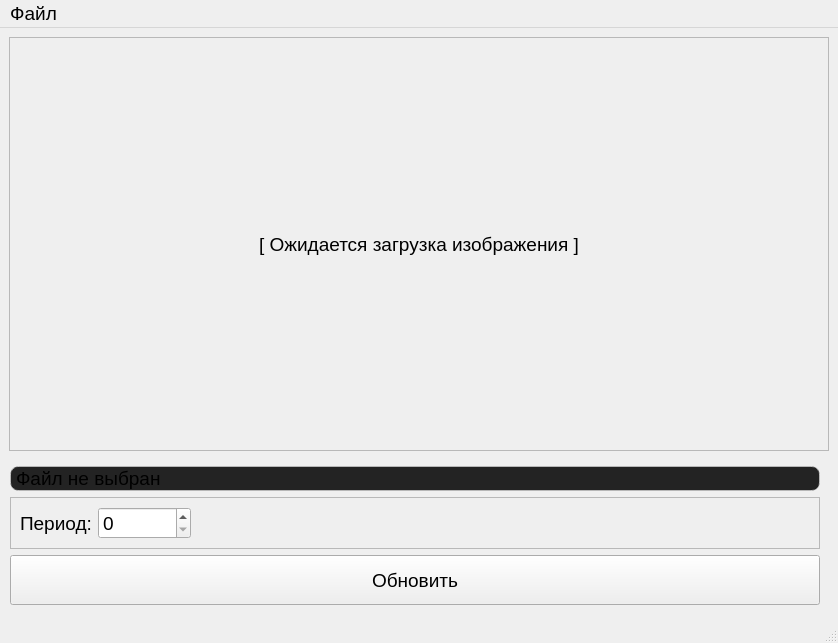
The window that MatrasPainterApp/ui/mainwindow.ui (DnevnnoiSon/MatrasPainter) describes before a commit, drawn with Qt 5.
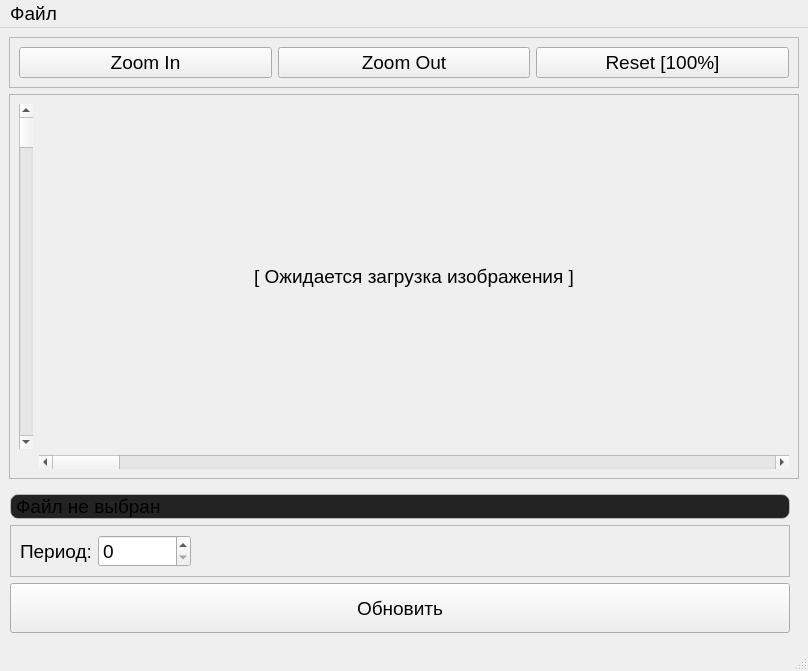
The same window after the commit.

Diff of the .ui file:
```diff
--- a/MatrasPainterApp/ui/mainwindow.ui
+++ b/MatrasPainterApp/ui/mainwindow.ui
@@ -6,8 +6,8 @@
    <rect>
     <x>0</x>
     <y>0</y>
-    <width>838</width>
-    <height>643</height>
+    <width>808</width>
+    <height>671</height>
    </rect>
   </property>
   <property name="minimumSize">
@@ -26,6 +26,45 @@
   </property>
   <widget class="QWidget" name="centralwidget">
    <layout class="QVBoxLayout" name="verticalLayout_3">
+    <item>
+     <widget class="QFrame" name="frame_2">
+      <property name="minimumSize">
+       <size>
+        <width>0</width>
+        <height>36</height>
+       </size>
+      </property>
+      <property name="frameShape">
+       <enum>QFrame::StyledPanel</enum>
+      </property>
+      <property name="frameShadow">
+       <enum>QFrame::Raised</enum>
+      </property>
+      <layout class="QHBoxLayout" name="horizontalLayout_2">
+       <item>
+        <widget class="QPushButton" name="zoomInButton">
+         <property name="text">
+          <string>Zoom In</string>
+         </property>
+        </widget>
+       </item>
+       <item>
+        <widget class="QPushButton" name="zoomOutButton">
+         <property name="text">
+          <string>Zoom Out</string>
+         </property>
+        </widget>
+       </item>
+       <item>
+        <widget class="QPushButton" name="zoomResetButton">
+         <property name="text">
+          <string>Reset [100%]</string>
+         </property>
+        </widget>
+       </item>
+      </layout>
+     </widget>
+    </item>
     <item>
      <widget class="QScrollArea" name="scrollArea">
       <property name="maximumSize">
@@ -34,21 +73,61 @@
         <height>16777215</height>
        </size>
       </property>
+      <property name="styleSheet">
+       <string notr="true"> ui-&gt;scrollArea-&gt;setBackgroundRole(QPalette::Dark);</string>
+      </property>
       <property name="widgetResizable">
-       <bool>true</bool>
+       <bool>false</bool>
+      </property>
+      <property name="alignment">
+       <set>Qt::AlignLeading|Qt::AlignLeft|Qt::AlignTop</set>
       </property>
       <widget class="QWidget" name="scrollAreaWidgetContents_3">
        <property name="geometry">
         <rect>
          <x>0</x>
          <y>0</y>
-         <width>818</width>
-         <height>412</height>
+         <width>788</width>
+         <height>383</height>
         </rect>
        </property>
-       <layout class="QVBoxLayout" name="verticalLayout">
-        <item>
+       <layout class="QGridLayout" name="gridLayout">
+        <item row="2" column="1">
+         <widget class="QScrollBar" name="horizontalScrollBar">
+          <property name="styleSheet">
+           <string notr="true"> QScrollBar::handle:vertical {
+            background: #808080; /* Цвет ручки */
+            min-height: 25px;    /* Минимальная высота ручки */
+            border-radius: 10px; /* Скругление углов ручки */
+        }</string>
+          </property>
+          <property name="orientation">
+           <enum>Qt::Horizontal</enum>
+          </property>
+         </widget>
+        </item>
+        <item row="0" column="0">
+         <widget class="QScrollBar" name="verticalScrollBar">
+          <property name="styleSheet">
+           <string notr="true"> QScrollBar::handle:vertical {
+            background: #808080; /* Цвет ручки */
+            min-height: 25px;    /* Минимальная высота ручки */
+            border-radius: 10px; /* Скругление углов ручки */
+        }</string>
+          </property>
+          <property name="orientation">
+           <enum>Qt::Vertical</enum>
+          </property>
+         </widget>
+        </item>
+        <item row="0" column="1">
          <widget class="QLabel" name="imageLabel">
+          <property name="sizePolicy">
+           <sizepolicy hsizetype="Expanding" vsizetype="Preferred">
+            <horstretch>0</horstretch>
+            <verstretch>0</verstretch>
+           </sizepolicy>
+          </property>
           <property name="minimumSize">
            <size>
             <width>200</width>
@@ -170,7 +249,7 @@
     <rect>
      <x>0</x>
      <y>0</y>
-     <width>838</width>
+     <width>808</width>
      <height>28</height>
     </rect>
    </property>
```
